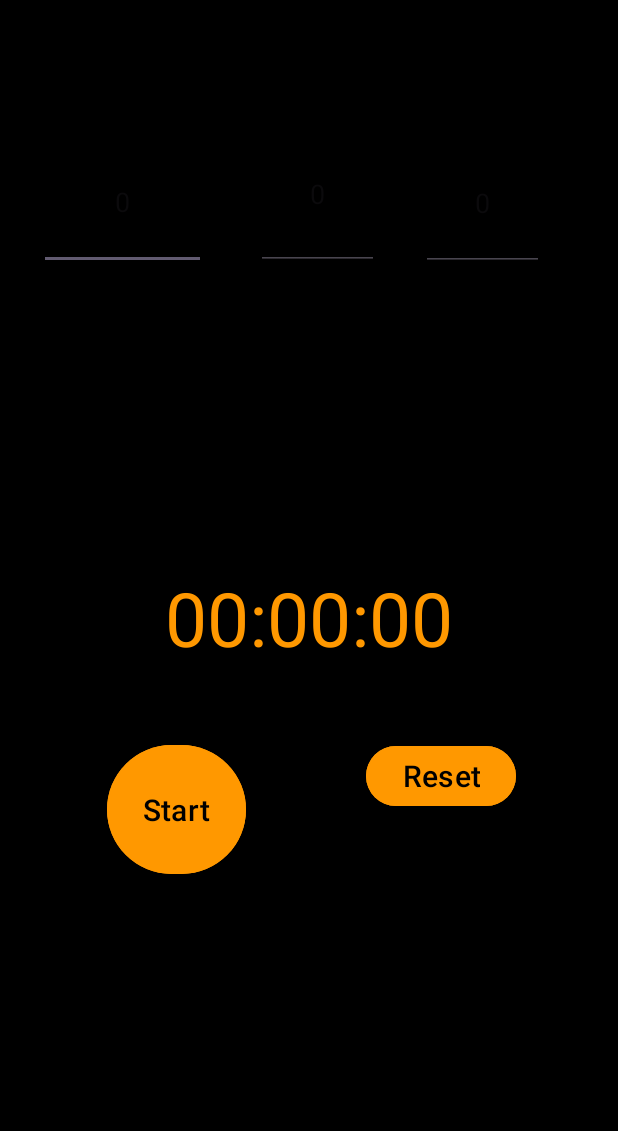
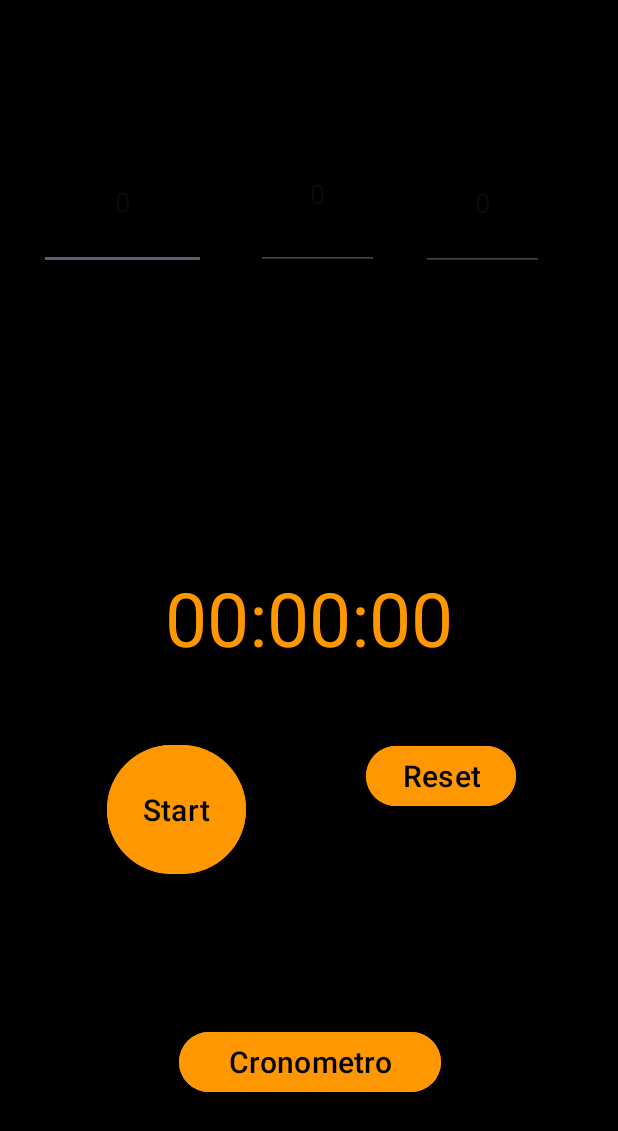
Before and after one commit to guidostark37/Cronometro, an Android app: the Temporizador screen opened directly, with no data from a screen before it, on a phone screen of 412 x 824 dp. Shown: the top 1131 px of the screen. Run offline under Robolectric (Android 15) with nearby library versions, the phone set to English and light mode, and no system bars.

Commit message:
tmporizador estilos 2

```diff
--- a/app/src/main/java/com/example/cronometro/Temporizador.kt
+++ b/app/src/main/java/com/example/cronometro/Temporizador.kt
@@ -1,6 +1,7 @@
 package com.example.cronometro
 
 
+import android.content.Intent
 import androidx.appcompat.app.AppCompatActivity
 import android.os.Bundle
 import android.os.CountDownTimer
@@ -48,6 +49,7 @@ class Temporizador : AppCompatActivity() {
 
             }
         }
+
         binding.btnstartPause.setOnClickListener {
             hora = binding.edthora.text.toString().toLong()
             minuto = binding.edtminutos.text.toString().toLong()
@@ -56,14 +58,20 @@ class Temporizador : AppCompatActivity() {
 
 
             }
+
         binding.btnreset.setOnClickListener {
             time.cancel()
             binding.edthora.setText("0")
             binding.edtminutos.setText("0")
             binding.edtsegundos.setText("0")
         }
+
+        binding.btncronometro.setOnClickListener {
+            startActivity(Intent(this,MainActivity::class.java))
         }
+
+    }
 
 
 
-    }
+}
--- a/app/src/main/res/layout/activity_temporizador.xml
+++ b/app/src/main/res/layout/activity_temporizador.xml
@@ -99,4 +99,19 @@
         android:maxLength="2"
         android:inputType="number" />
 
+    <Button
+        android:id="@+id/btncronometro"
+        android:layout_width="174dp"
+        android:layout_height="wrap_content"
+        android:layout_alignParentStart="true"
+        android:layout_alignParentEnd="true"
+        android:layout_alignParentBottom="true"
+        android:layout_marginStart="119dp"
+        android:layout_marginEnd="118dp"
+        android:layout_marginBottom="92dp"
+        android:backgroundTint="@color/orange"
+        android:text="Cronometro"
+        android:textColor="@color/black"
+        android:textSize="20dp" />
+
 </RelativeLayout>
```
